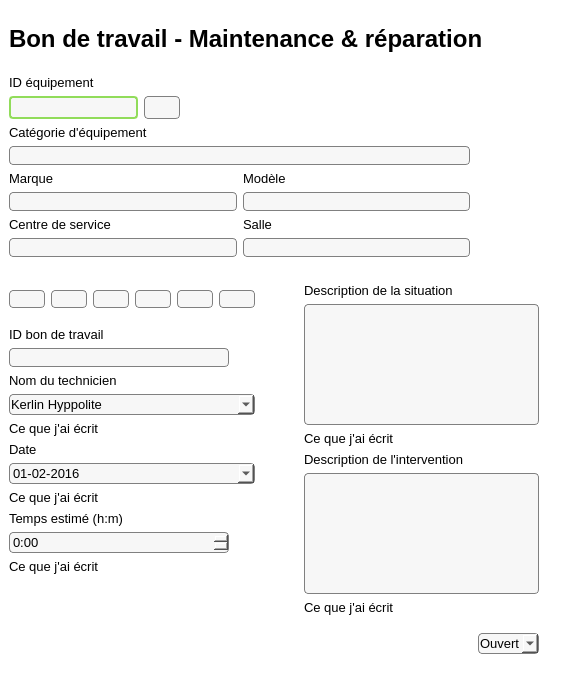
Qt form Interface/FenêtresEnUI/BdT3.ui (ProjetPC2/SIMM2.0-DEV) before a commit.
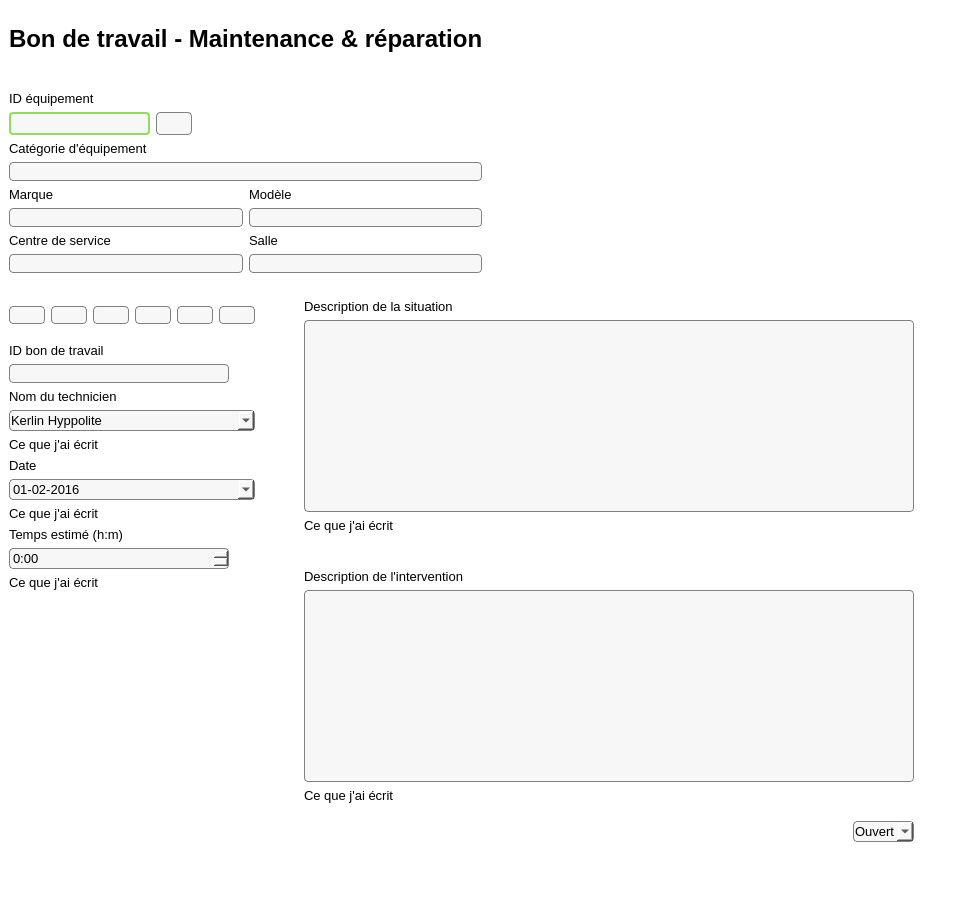
The same form after that commit. Icons and pictures are not drawn.

```diff
--- a/Interface/FenêtresEnUI/BdT3.ui
+++ b/Interface/FenêtresEnUI/BdT3.ui
@@ -9,8 +9,8 @@
    <rect>
     <x>0</x>
     <y>0</y>
-    <width>588</width>
-    <height>675</height>
+    <width>963</width>
+    <height>908</height>
    </rect>
   </property>
   <property name="maximumSize">
@@ -78,8 +78,8 @@
    </size>
   </property>
   <widget class="QWidget" name="centralwidget">
-   <layout class="QVBoxLayout" name="verticalLayout_3">
-    <item>
+   <layout class="QGridLayout" name="gridLayout_3">
+    <item row="0" column="0" colspan="2">
      <layout class="QHBoxLayout" name="horizontalLayout">
       <item>
        <widget class="QLabel" name="labelTitre">
@@ -161,7 +161,20 @@
       </item>
      </layout>
     </item>
-    <item>
+    <item row="1" column="1">
+     <spacer name="verticalSpacer_6">
+      <property name="orientation">
+       <enum>Qt::Vertical</enum>
+      </property>
+      <property name="sizeHint" stdset="0">
+       <size>
+        <width>20</width>
+        <height>10</height>
+       </size>
+      </property>
+     </spacer>
+    </item>
+    <item row="2" column="0" colspan="2">
      <layout class="QHBoxLayout" name="horizontalLayout_2">
       <item>
        <layout class="QVBoxLayout" name="verticalLayout_6">
@@ -457,7 +470,7 @@
       </item>
      </layout>
     </item>
-    <item>
+    <item row="3" column="0">
      <spacer name="verticalSpacer_2">
       <property name="orientation">
        <enum>Qt::Vertical</enum>
@@ -473,7 +486,7 @@
       </property>
      </spacer>
     </item>
-    <item>
+    <item row="4" column="0" colspan="2">
      <layout class="QHBoxLayout" name="horizontalLayout_6">
       <item>
        <layout class="QVBoxLayout" name="verticalLayout_7">
```
